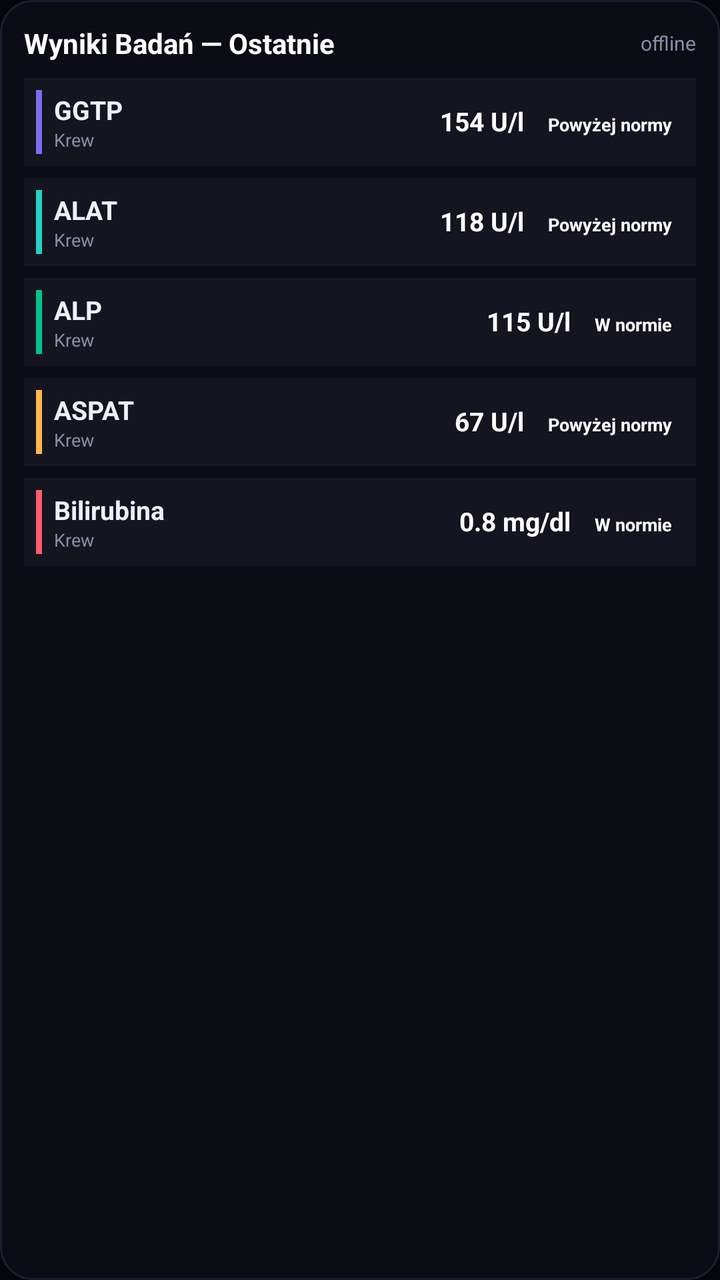
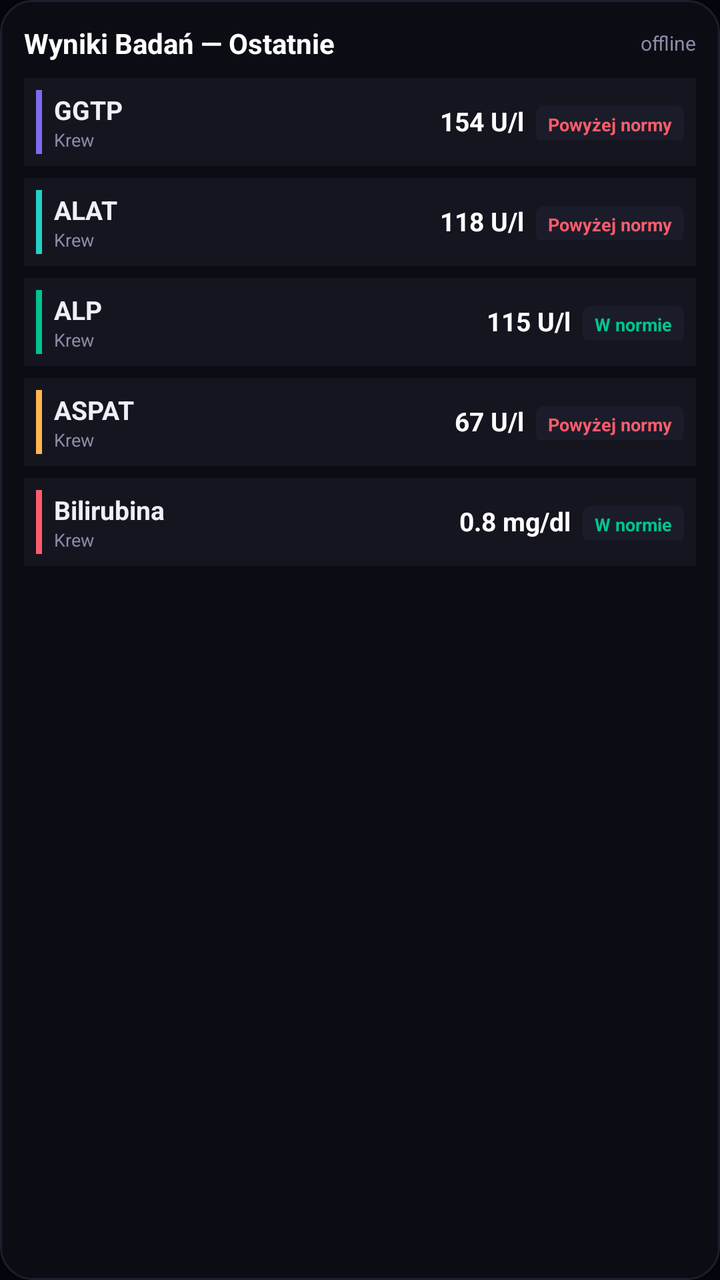

Before-and-after screenshots of an Android layout around one commit, followed by the original layout XML and the change that was made.
<!-- AndroidManifest.xml: application theme AppTheme -->
<!-- res/layout/compact_list_widget.xml -->
<?xml version="1.0" encoding="utf-8"?>
<LinearLayout xmlns:android="http://schemas.android.com/apk/res/android"
    android:layout_width="match_parent"
    android:layout_height="match_parent"
    android:orientation="vertical"
    android:background="@drawable/widget_background"
    android:padding="12dp">

    
    <RelativeLayout
        android:layout_width="match_parent"
        android:layout_height="wrap_content"
        android:layout_marginBottom="8dp">

        <TextView
            android:id="@+id/widget_title"
            android:layout_width="wrap_content"
            android:layout_height="wrap_content"
            android:text="Wyniki Badań — Ostatnie"
            android:textColor="#ffffff"
            android:textSize="14sp"
            android:textStyle="bold"
            android:layout_alignParentLeft="true"
            android:layout_alignParentStart="true"
            android:layout_centerVertical="true" />

        <TextView
            android:id="@+id/widget_subtitle"
            android:layout_width="wrap_content"
            android:layout_height="wrap_content"
            android:text="offline"
            android:textColor="#8b8da8"
            android:textSize="10sp"
            android:layout_alignParentRight="true"
            android:layout_alignParentEnd="true"
            android:layout_centerVertical="true" />
    </RelativeLayout>

    
    <TextView
        android:id="@+id/empty_text"
        android:layout_width="match_parent"
        android:layout_height="match_parent"
        android:text="Brak zapisanych wskaźników"
        android:textColor="#8b8da8"
        android:textSize="13sp"
        android:gravity="center"
        android:visibility="gone" />

    
    <LinearLayout
        android:id="@+id/rows_container"
        android:layout_width="match_parent"
        android:layout_height="wrap_content"
        android:orientation="vertical">

        
        <RelativeLayout
            android:id="@+id/row1"
            android:layout_width="match_parent"
            android:layout_height="wrap_content"
            android:layout_marginBottom="6dp"
            android:background="#14151f"
            android:padding="6dp">
            
            <View
                android:id="@+id/row1_accent"
                android:layout_width="3dp"
                android:layout_height="32dp"
                android:background="#7c6cf0"
                android:layout_alignParentLeft="true"
                android:layout_alignParentStart="true"
                android:layout_centerVertical="true" />

            <LinearLayout
                android:layout_width="wrap_content"
                android:layout_height="wrap_content"
                android:orientation="vertical"
                android:layout_toRightOf="@id/row1_accent"
                android:layout_toEndOf="@id/row1_accent"
                android:layout_marginLeft="6dp"
                android:layout_marginStart="6dp"
                android:layout_centerVertical="true">
                
                <TextView
                    android:id="@+id/row1_name"
                    android:layout_width="wrap_content"
                    android:layout_height="wrap_content"
                    android:text="GGTP"
                    android:textColor="#eef0f6"
                    android:textSize="13sp"
                    android:textStyle="bold" />

                <TextView
                    android:id="@+id/row1_category"
                    android:layout_width="wrap_content"
                    android:layout_height="wrap_content"
                    android:text="Krew"
                    android:textColor="#8b8da8"
                    android:textSize="9sp" />
            </LinearLayout>

            <LinearLayout
                android:layout_width="wrap_content"
                android:layout_height="wrap_content"
                android:orientation="horizontal"
                android:layout_alignParentRight="true"
                android:layout_alignParentEnd="true"
                android:layout_centerVertical="true">

                <TextView
                    android:id="@+id/row1_value"
                    android:layout_width="wrap_content"
                    android:layout_height="wrap_content"
                    android:text="154 U/l"
                    android:textColor="#ffffff"
                    android:textSize="13sp"
                    android:textStyle="bold"
                    android:layout_marginRight="6dp"
                    android:layout_marginEnd="6dp" />

                <TextView
                    android:id="@+id/row1_status"
                    android:layout_width="wrap_content"
                    android:layout_height="wrap_content"
                    android:text="Powyżej normy"
                    android:textColor="#ffffff"
                    android:textSize="9sp"
                    android:textStyle="bold"
                    android:paddingLeft="6dp"
                    android:paddingRight="6dp"
                    android:paddingTop="3dp"
                    android:paddingBottom="3dp" />
            </LinearLayout>
        </RelativeLayout>

        
        <RelativeLayout
            android:id="@+id/row2"
            android:layout_width="match_parent"
            android:layout_height="wrap_content"
            android:layout_marginBottom="6dp"
            android:background="#14151f"
            android:padding="6dp">
            
            <View
                android:id="@+id/row2_accent"
                android:layout_width="3dp"
                android:layout_height="32dp"
                android:background="#22d3c5"
                android:layout_alignParentLeft="true"
                android:layout_alignParentStart="true"
                android:layout_centerVertical="true" />

            <LinearLayout
                android:layout_width="wrap_content"
                android:layout_height="wrap_content"
                android:orientation="vertical"
                android:layout_toRightOf="@id/row2_accent"
                android:layout_toEndOf="@id/row2_accent"
                android:layout_marginLeft="6dp"
                android:layout_marginStart="6dp"
                android:layout_centerVertical="true">
                
                <TextView
                    android:id="@+id/row2_name"
                    android:layout_width="wrap_content"
                    android:layout_height="wrap_content"
                    android:text="ALAT"
                    android:textColor="#eef0f6"
                    android:textSize="13sp"
                    android:textStyle="bold" />

                <TextView
                    android:id="@+id/row2_category"
                    android:layout_width="wrap_content"
                    android:layout_height="wrap_content"
                    android:text="Krew"
                    android:textColor="#8b8da8"
                    android:textSize="9sp" />
            </LinearLayout>

            <LinearLayout
                android:layout_width="wrap_content"
                android:layout_height="wrap_content"
                android:orientation="horizontal"
                android:layout_alignParentRight="true"
                android:layout_alignParentEnd="true"
                android:layout_centerVertical="true">

                <TextView
                    android:id="@+id/row2_value"
                    android:layout_width="wrap_content"
                    android:layout_height="wrap_content"
                    android:text="118 U/l"
                    android:textColor="#ffffff"
                    android:textSize="13sp"
                    android:textStyle="bold"
                    android:layout_marginRight="6dp"
                    android:layout_marginEnd="6dp" />

                <TextView
                    android:id="@+id/row2_status"
                    android:layout_width="wrap_content"
                    android:layout_height="wrap_content"
                    android:text="Powyżej normy"
                    android:textColor="#ffffff"
                    android:textSize="9sp"
                    android:textStyle="bold"
                    android:paddingLeft="6dp"
                    android:paddingRight="6dp"
                    android:paddingTop="3dp"
                    android:paddingBottom="3dp" />
            </LinearLayout>
        </RelativeLayout>

        
        <RelativeLayout
            android:id="@+id/row3"
            android:layout_width="match_parent"
            android:layout_height="wrap_content"
            android:layout_marginBottom="6dp"
            android:background="#14151f"
            android:padding="6dp">
            
            <View
                android:id="@+id/row3_accent"
                android:layout_width="3dp"
                android:layout_height="32dp"
                android:background="#00c48c"
                android:layout_alignParentLeft="true"
                android:layout_alignParentStart="true"
                android:layout_centerVertical="true" />

            <LinearLayout
                android:layout_width="wrap_content"
                android:layout_height="wrap_content"
                android:orientation="vertical"
                android:layout_toRightOf="@id/row3_accent"
                android:layout_toEndOf="@id/row3_accent"
                android:layout_marginLeft="6dp"
                android:layout_marginStart="6dp"
                android:layout_centerVertical="true">
                
                <TextView
                    android:id="@+id/row3_name"
                    android:layout_width="wrap_content"
                    android:layout_height="wrap_content"
                    android:text="ALP"
                    android:textColor="#eef0f6"
                    android:textSize="13sp"
                    android:textStyle="bold" />

                <TextView
                    android:id="@+id/row3_category"
                    android:layout_width="wrap_content"
                    android:layout_height="wrap_content"
                    android:text="Krew"
                    android:textColor="#8b8da8"
                    android:textSize="9sp" />
            </LinearLayout>

            <LinearLayout
                android:layout_width="wrap_content"
                android:layout_height="wrap_content"
                android:orientation="horizontal"
                android:layout_alignParentRight="true"
                android:layout_alignParentEnd="true"
                android:layout_centerVertical="true">

                <TextView
                    android:id="@+id/row3_value"
                    android:layout_width="wrap_content"
                    android:layout_height="wrap_content"
                    android:text="115 U/l"
                    android:textColor="#ffffff"
                    android:textSize="13sp"
                    android:textStyle="bold"
                    android:layout_marginRight="6dp"
                    android:layout_marginEnd="6dp" />

                <TextView
                    android:id="@+id/row3_status"
                    android:layout_width="wrap_content"
                    android:layout_height="wrap_content"
                    android:text="W normie"
                    android:textColor="#ffffff"
                    android:textSize="9sp"
                    android:textStyle="bold"
                    android:paddingLeft="6dp"
                    android:paddingRight="6dp"
                    android:paddingTop="3dp"
                    android:paddingBottom="3dp" />
            </LinearLayout>
        </RelativeLayout>

        
        <RelativeLayout
            android:id="@+id/row4"
            android:layout_width="match_parent"
            android:layout_height="wrap_content"
            android:layout_marginBottom="6dp"
            android:background="#14151f"
            android:padding="6dp">
            
            <View
                android:id="@+id/row4_accent"
                android:layout_width="3dp"
                android:layout_height="32dp"
                android:background="#ffb74d"
                android:layout_alignParentLeft="true"
                android:layout_alignParentStart="true"
                android:layout_centerVertical="true" />

            <LinearLayout
                android:layout_width="wrap_content"
                android:layout_height="wrap_content"
                android:orientation="vertical"
                android:layout_toRightOf="@id/row4_accent"
                android:layout_toEndOf="@id/row4_accent"
                android:layout_marginLeft="6dp"
                android:layout_marginStart="6dp"
                android:layout_centerVertical="true">
                
                <TextView
                    android:id="@+id/row4_name"
                    android:layout_width="wrap_content"
                    android:layout_height="wrap_content"
                    android:text="ASPAT"
                    android:textColor="#eef0f6"
                    android:textSize="13sp"
                    android:textStyle="bold" />

                <TextView
                    android:id="@+id/row4_category"
                    android:layout_width="wrap_content"
                    android:layout_height="wrap_content"
                    android:text="Krew"
                    android:textColor="#8b8da8"
                    android:textSize="9sp" />
            </LinearLayout>

            <LinearLayout
                android:layout_width="wrap_content"
                android:layout_height="wrap_content"
                android:orientation="horizontal"
                android:layout_alignParentRight="true"
                android:layout_alignParentEnd="true"
                android:layout_centerVertical="true">

                <TextView
                    android:id="@+id/row4_value"
                    android:layout_width="wrap_content"
                    android:layout_height="wrap_content"
                    android:text="67 U/l"
                    android:textColor="#ffffff"
                    android:textSize="13sp"
                    android:textStyle="bold"
                    android:layout_marginRight="6dp"
                    android:layout_marginEnd="6dp" />

                <TextView
                    android:id="@+id/row4_status"
                    android:layout_width="wrap_content"
                    android:layout_height="wrap_content"
                    android:text="Powyżej normy"
                    android:textColor="#ffffff"
                    android:textSize="9sp"
                    android:textStyle="bold"
                    android:paddingLeft="6dp"
                    android:paddingRight="6dp"
                    android:paddingTop="3dp"
                    android:paddingBottom="3dp" />
            </LinearLayout>
        </RelativeLayout>

        
        <RelativeLayout
            android:id="@+id/row5"
            android:layout_width="match_parent"
            android:layout_height="wrap_content"
            android:background="#14151f"
            android:padding="6dp">
            
            <View
                android:id="@+id/row5_accent"
                android:layout_width="3dp"
                android:layout_height="32dp"
                android:background="#ff5c6c"
                android:layout_alignParentLeft="true"
                android:layout_alignParentStart="true"
                android:layout_centerVertical="true" />

            <LinearLayout
                android:layout_width="wrap_content"
                android:layout_height="wrap_content"
                android:orientation="vertical"
                android:layout_toRightOf="@id/row5_accent"
                android:layout_toEndOf="@id/row5_accent"
                android:layout_marginLeft="6dp"
                android:layout_marginStart="6dp"
                android:layout_centerVertical="true">
                
                <TextView
                    android:id="@+id/row5_name"
                    android:layout_width="wrap_content"
                    android:layout_height="wrap_content"
                    android:text="Bilirubina"
                    android:textColor="#eef0f6"
                    android:textSize="13sp"
                    android:textStyle="bold" />

                <TextView
                    android:id="@+id/row5_category"
                    android:layout_width="wrap_content"
                    android:layout_height="wrap_content"
                    android:text="Krew"
                    android:textColor="#8b8da8"
                    android:textSize="9sp" />
            </LinearLayout>

            <LinearLayout
                android:layout_width="wrap_content"
                android:layout_height="wrap_content"
                android:orientation="horizontal"
                android:layout_alignParentRight="true"
                android:layout_alignParentEnd="true"
                android:layout_centerVertical="true">

                <TextView
                    android:id="@+id/row5_value"
                    android:layout_width="wrap_content"
                    android:layout_height="wrap_content"
                    android:text="0.8 mg/dl"
                    android:textColor="#ffffff"
                    android:textSize="13sp"
                    android:textStyle="bold"
                    android:layout_marginRight="6dp"
                    android:layout_marginEnd="6dp" />

                <TextView
                    android:id="@+id/row5_status"
                    android:layout_width="wrap_content"
                    android:layout_height="wrap_content"
                    android:text="W normie"
                    android:textColor="#ffffff"
                    android:textSize="9sp"
                    android:textStyle="bold"
                    android:paddingLeft="6dp"
                    android:paddingRight="6dp"
                    android:paddingTop="3dp"
                    android:paddingBottom="3dp" />
            </LinearLayout>
        </RelativeLayout>

    </LinearLayout>
</LinearLayout>
<!-- resources referenced by this layout -->
<resources>
  <!-- drawable widget_background (drawable) -->
  <?xml version="1.0" encoding="utf-8"?>
  <shape xmlns:android="http://schemas.android.com/apk/res/android">
      <solid android:color="#0c0d14" />
      <corners android:radius="16dp" />
      <stroke android:width="1dp" android:color="#1c1d2e" />
  </shape>
  <style name="AppTheme" parent="Theme.AppCompat.DayNight.NoActionBar">
      <item name="android:editTextBackground">@drawable/rn_edit_text_material</item>
      <item name="colorPrimary">@color/colorPrimary</item>
      <item name="android:statusBarColor">@android:color/transparent</item>
      <item name="android:navigationBarColor">@android:color/transparent</item>
      <item name="android:windowBackground">@color/activityBackground</item>
    </style>
  <!-- drawable rn_edit_text_material (drawable) -->
  <?xml version="1.0" encoding="utf-8"?>
  <inset xmlns:android="http://schemas.android.com/apk/res/android"
         android:insetLeft="@dimen/abc_edit_text_inset_horizontal_material"
         android:insetRight="@dimen/abc_edit_text_inset_horizontal_material"
         android:insetTop="@dimen/abc_edit_text_inset_top_material"
         android:insetBottom="@dimen/abc_edit_text_inset_bottom_material"
         >
  
      <selector>
          
          <item android:state_enabled="false" android:drawable="@drawable/abc_textfield_default_mtrl_alpha"/>
          <item android:drawable="@drawable/abc_textfield_activated_mtrl_alpha"/>
      </selector>
  
  </inset>
  <color name="colorPrimary">#023c69</color>
  <color name="activityBackground">#05060b</color>
</resources>

<!-- the commit's change to res/layout/compact_list_widget.xml (unified diff, before → after) -->
@@ -63,7 +63,7 @@
             android:background="#14151f"
             android:padding="6dp">
             
-            <View
+            <ImageView
                 android:id="@+id/row1_accent"
                 android:layout_width="3dp"
                 android:layout_height="32dp"
@@ -124,9 +124,10 @@
                     android:layout_width="wrap_content"
                     android:layout_height="wrap_content"
                     android:text="Powyżej normy"
-                    android:textColor="#ffffff"
+                    android:textColor="#ff5c6c"
                     android:textSize="9sp"
                     android:textStyle="bold"
+                    android:background="@drawable/widget_category_badge"
                     android:paddingLeft="6dp"
                     android:paddingRight="6dp"
                     android:paddingTop="3dp"
@@ -143,7 +144,7 @@
             android:background="#14151f"
             android:padding="6dp">
             
-            <View
+            <ImageView
                 android:id="@+id/row2_accent"
                 android:layout_width="3dp"
                 android:layout_height="32dp"
@@ -204,9 +205,10 @@
                     android:layout_width="wrap_content"
                     android:layout_height="wrap_content"
                     android:text="Powyżej normy"
-                    android:textColor="#ffffff"
+                    android:textColor="#ff5c6c"
                     android:textSize="9sp"
                     android:textStyle="bold"
+                    android:background="@drawable/widget_category_badge"
                     android:paddingLeft="6dp"
                     android:paddingRight="6dp"
                     android:paddingTop="3dp"
@@ -223,7 +225,7 @@
             android:background="#14151f"
             android:padding="6dp">
             
-            <View
+            <ImageView
                 android:id="@+id/row3_accent"
                 android:layout_width="3dp"
                 android:layout_height="32dp"
@@ -284,9 +286,10 @@
                     android:layout_width="wrap_content"
                     android:layout_height="wrap_content"
                     android:text="W normie"
-                    android:textColor="#ffffff"
+                    android:textColor="#00c48c"
                     android:textSize="9sp"
                     android:textStyle="bold"
+                    android:background="@drawable/widget_category_badge"
                     android:paddingLeft="6dp"
                     android:paddingRight="6dp"
                     android:paddingTop="3dp"
@@ -303,7 +306,7 @@
             android:background="#14151f"
             android:padding="6dp">
             
-            <View
+            <ImageView
                 android:id="@+id/row4_accent"
                 android:layout_width="3dp"
                 android:layout_height="32dp"
@@ -364,9 +367,10 @@
                     android:layout_width="wrap_content"
                     android:layout_height="wrap_content"
                     android:text="Powyżej normy"
-                    android:textColor="#ffffff"
+                    android:textColor="#ff5c6c"
                     android:textSize="9sp"
                     android:textStyle="bold"
+                    android:background="@drawable/widget_category_badge"
                     android:paddingLeft="6dp"
                     android:paddingRight="6dp"
                     android:paddingTop="3dp"
@@ -382,7 +386,7 @@
             android:background="#14151f"
             android:padding="6dp">
             
-            <View
+            <ImageView
                 android:id="@+id/row5_accent"
                 android:layout_width="3dp"
                 android:layout_height="32dp"
@@ -443,9 +447,10 @@
                     android:layout_width="wrap_content"
                     android:layout_height="wrap_content"
                     android:text="W normie"
-                    android:textColor="#ffffff"
+                    android:textColor="#00c48c"
                     android:textSize="9sp"
                     android:textStyle="bold"
+                    android:background="@drawable/widget_category_badge"
                     android:paddingLeft="6dp"
                     android:paddingRight="6dp"
                     android:paddingTop="3dp"
<!-- resource entries referenced after the edit -->
@@ -6,6 +6,12 @@
       <solid android:color="#0c0d14" />
       <corners android:radius="16dp" />
       <stroke android:width="1dp" android:color="#1c1d2e" />
+  </shape>
+  <!-- drawable widget_category_badge (drawable) -->
+  <?xml version="1.0" encoding="utf-8"?>
+  <shape xmlns:android="http://schemas.android.com/apk/res/android">
+      <solid android:color="#1a1c29" />
+      <corners android:radius="4dp" />
   </shape>
   <style name="AppTheme" parent="Theme.AppCompat.DayNight.NoActionBar">
       <item name="android:editTextBackground">@drawable/rn_edit_text_material</item>
